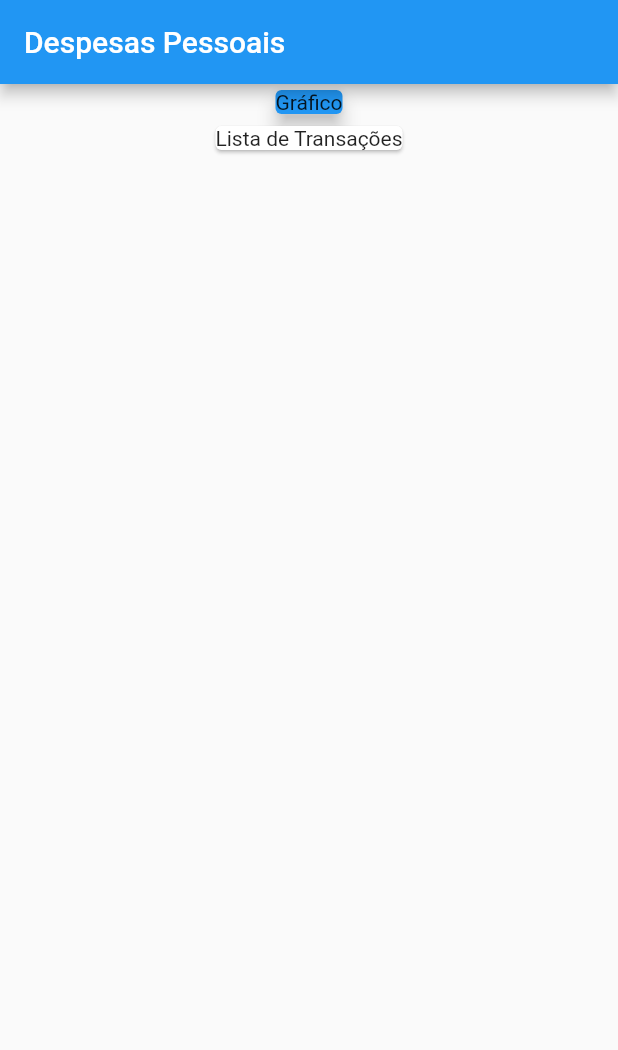
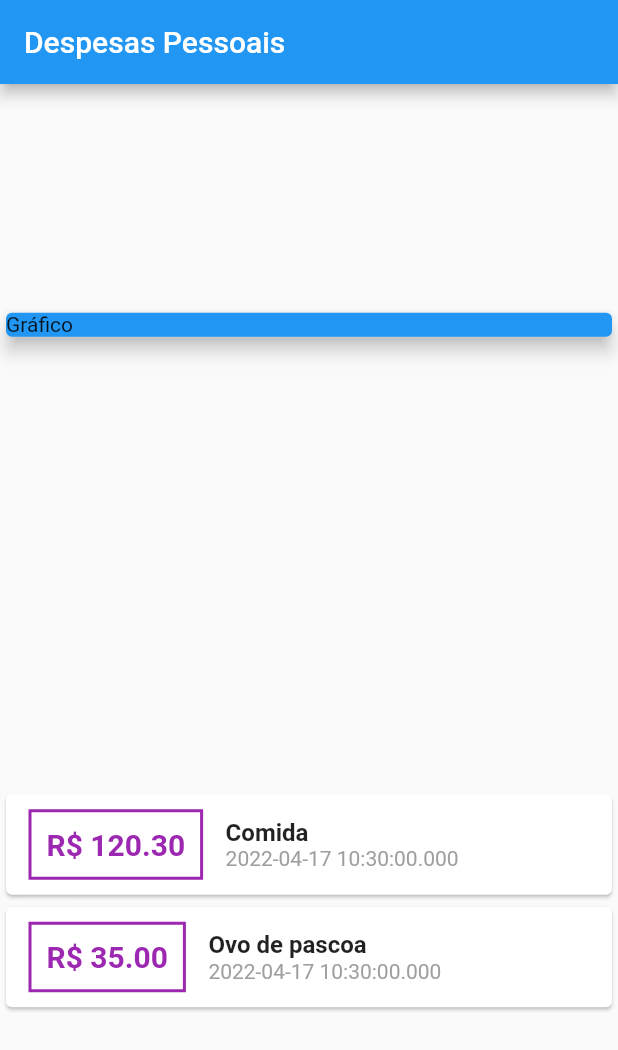
Before and after one commit to EduardoVitech/Life_Easier, a Flutter app: the screen it shows after launch, on a phone screen of 412 x 824 dp. Shown: the top 1050 px of the screen. Run offline on Flutter 3.47's test engine with Material 2 defaults, Android fonts, the phone set to English and light mode, and no system bars.

Commit message:
Estilizando lista de despesas

```diff
--- a/lib/main.dart
+++ b/lib/main.dart
@@ -8,7 +8,7 @@ class LifeEasierApp extends StatelessWidget {
 
   @override
   Widget build(BuildContext context) {
-    return const MaterialApp(
+    return MaterialApp(
       home: MyHomePage(),
     );
   }
--- /dev/null
+++ b/lib/models/transaction/transaction.dart
@@ -0,0 +1,13 @@
+class Transaction {
+  final String id;
+  final String title;
+  final double value;
+  final DateTime date;
+
+  Transaction({
+    required this.id,
+    required this.title,
+    required this.value,
+    required this.date,
+  });
+}
--- a/lib/pages/home_page/home_page.dart
+++ b/lib/pages/home_page/home_page.dart
@@ -1,7 +1,23 @@
 import 'package:flutter/material.dart';
+import 'package:life_easier/models/transaction/transaction.dart';
 
 class MyHomePage extends StatelessWidget {
-  const MyHomePage({Key? key}) : super(key: key);
+  MyHomePage({Key? key}) : super(key: key);
+
+  final _transactions = [
+    Transaction(
+      id: 't1',
+      title: 'Comida',
+      value: 120.30,
+      date: DateTime.now(),
+    ),
+    Transaction(
+      id: 't2',
+      title: 'Ovo de pascoa',
+      value: 35.00,
+      date: DateTime.now(),
+    ),
+  ];
 
   @override
   Widget build(BuildContext context) {
@@ -13,18 +29,64 @@ class MyHomePage extends StatelessWidget {
         ),
       ),
       body: Column(
-        children: <Widget>[
+        mainAxisAlignment: MainAxisAlignment.spaceAround,
+        crossAxisAlignment: CrossAxisAlignment.stretch,
+        children: [
           Container(
-            alignment: Alignment.center,
-            width: double.infinity,
             child: const Card(
               elevation: 5,
               color: Colors.blue,
               child: Text('Gráfico'),
             ),
           ),
-          const Card(
-            child: Text('Lista de Transações'),
+          Column(
+            children: _transactions.map((tr) {
+              return Card(
+                child: Row(
+                  children: [
+                    Container(
+                      margin: const EdgeInsets.symmetric(
+                        horizontal: 15,
+                        vertical: 10,
+                      ),
+                      decoration: BoxDecoration(
+                        border: Border.all(
+                          color: Colors.purple,
+                          width: 2,
+                        ),
+                      ),
+                      padding: const EdgeInsets.all(10),
+                      child: Text(
+                        'R\$ ${tr.value.toStringAsFixed(2)}',
+                        style: const TextStyle(
+                          fontWeight: FontWeight.bold,
+                          fontSize: 20,
+                          color: Colors.purple,
+                        ),
+                      ),
+                    ),
+                    Column(
+                      crossAxisAlignment: CrossAxisAlignment.start,
+                      children: [
+                        Text(
+                          tr.title,
+                          style: const TextStyle(
+                            fontWeight: FontWeight.bold,
+                            fontSize: 16,
+                          ),
+                        ),
+                        Text(
+                          tr.date.toString(),
+                          style: const TextStyle(
+                            color: Colors.grey,
+                          ),
+                        ),
+                      ],
+                    ),
+                  ],
+                ),
+              );
+            }).toList(),
           ),
         ],
       ),
```
